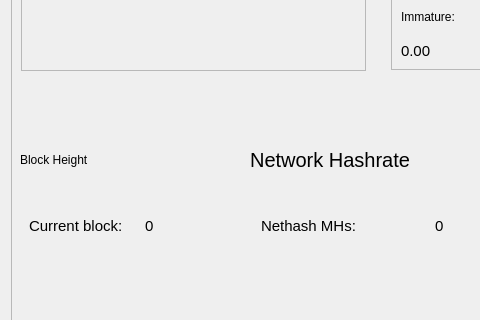
Before: the Qt Designer form src/qt/forms/overviewpage.ui in barrystyle/hth, drawn with Qt 5; both pictures show x 0 to 480 and y 151 to 471 of the 1000 by 756 pixel window.
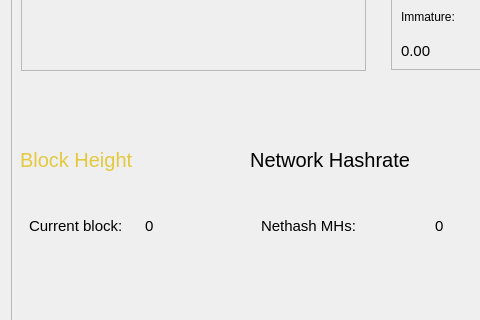
After: the same form once the commit is applied. Icons and pictures are not drawn.

Diff of the .ui file:
```diff
--- a/src/qt/forms/overviewpage.ui
+++ b/src/qt/forms/overviewpage.ui
@@ -82,6 +82,11 @@
         <layout class="QHBoxLayout" name="horizontalLayout_14">
          <item alignment="Qt::AlignLeft|Qt::AlignVCenter">
           <widget class="QLabel" name="label">
+           <property name="styleSheet">
+            <string notr="true">border: transparent;
+font-size: 20px;
+color: qlineargradient(spread:pad, x1:0, y1:0, x2:1, y2:0, stop:0 rgba(52, 188, 170, 0), stop:1 rgba(222,191,18, 0.8));</string>
+           </property>
            <property name="text">
             <string>Block Height</string>
            </property>
```
Left out of the diff: 19 changed lines with no effect on the pictures.
